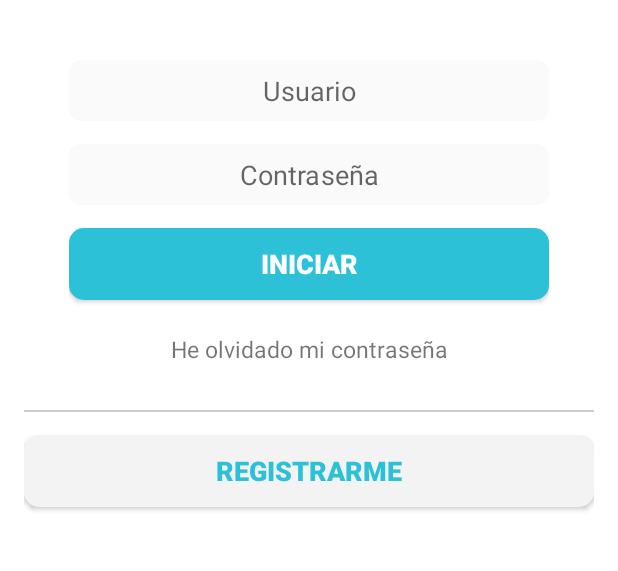
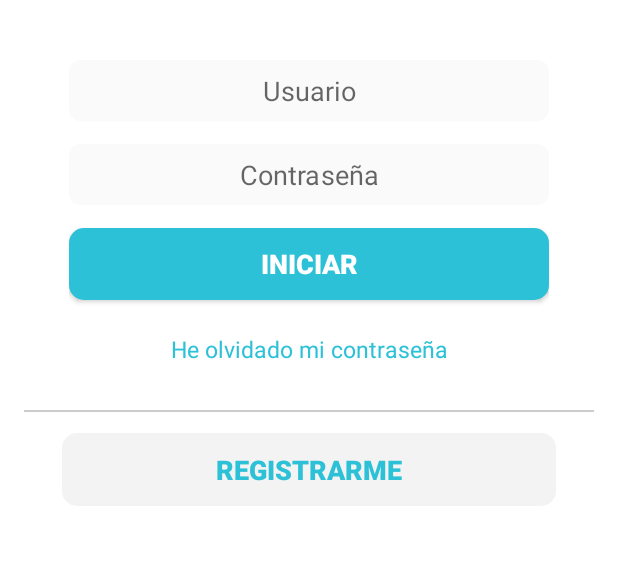
Before and after one commit to Richard095/NotifyOficial, an Android app: the screen it shows after launch (MainActivity), on a phone screen of 412 x 824 dp, the part 309-880 px from its top. Run offline under Robolectric (Android 15) with nearby library versions, the phone set to English and light mode, and no system bars.

Commit message:
Prueba dos

```diff
--- a/app/src/main/res/layout/activity_main.xml
+++ b/app/src/main/res/layout/activity_main.xml
@@ -84,37 +84,39 @@
                     android:layout_marginTop="12dp"
                     android:text="@string/textview_link"
                     android:textAlignment="center"
-                    android:textSize="15dp" />
+                    android:textSize="15dp"
+                    android:textColor="@color/colorPrimario"/>
 
             </LinearLayout>
 
         </ScrollView>
-
+        <View
+            android:id="@+id/divider"
+            android:layout_width="match_parent"
+            android:layout_height="1dp"
+            android:layout_marginBottom="15dp"
+            android:background="@color/colorFont"
+            android:layout_below="@+id/scrollView"/>
 
         <LinearLayout
             android:id="@+id/panel_information"
             android:layout_width="match_parent"
             android:layout_height="wrap_content"
             android:layout_below="@+id/scrollView"
-            android:orientation="vertical">
-
-            <View
-                android:id="@+id/divider"
-                android:layout_width="match_parent"
-                android:layout_height="1dp"
-                android:layout_marginBottom="15dp"
-                android:background="@color/colorFont" />
-
+            android:orientation="vertical"
+            android:paddingLeft="25dp"
+            android:paddingRight="25dp"
+            android:layout_marginTop="15dp">
             <Button
                 android:id="@+id/button_register"
                 android:layout_width="match_parent"
                 android:layout_height="wrap_content"
-                android:layout_marginBottom="10dp"
                 android:background="@drawable/button_style2"
                 android:text="@string/register_button"
                 android:textColor="@color/colorPrimario"
                 android:textSize="18dp"
-                android:textStyle="bold" />
+                android:textStyle="bold"
+                android:padding="12dp"/>
 
 
         </LinearLayout>
--- a/app/src/main/res/layout/inicio.xml
+++ b/app/src/main/res/layout/inicio.xml
@@ -14,7 +14,7 @@
             android:layout_width="match_parent"
             android:layout_height="wrap_content"
             android:id="@+id/list"
-            android:layout_marginBottom="55dp"></ListView>
+            android:layout_marginBottom="55dp"/>
     </RelativeLayout>
 
     <android.support.design.widget.BottomNavigationView
--- a/app/src/main/res/values/strings.xml
+++ b/app/src/main/res/values/strings.xml
@@ -5,8 +5,6 @@
     <string name="start_button">Iniciar</string>
     <string name="textview_link">He olvidado mi contraseña </string>
     <string name="register_button">Registrarme</string>
-
-
     <string name="title_activity_inicio">Inicio</string>
     <string name="title_home">Inicio</string>
     <string name="title_dashboard">Novedades</string>
```
